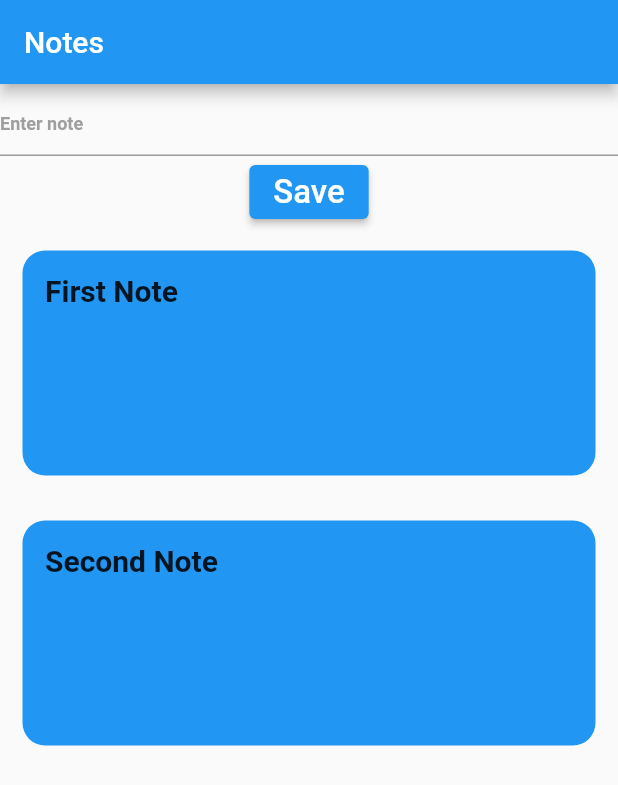
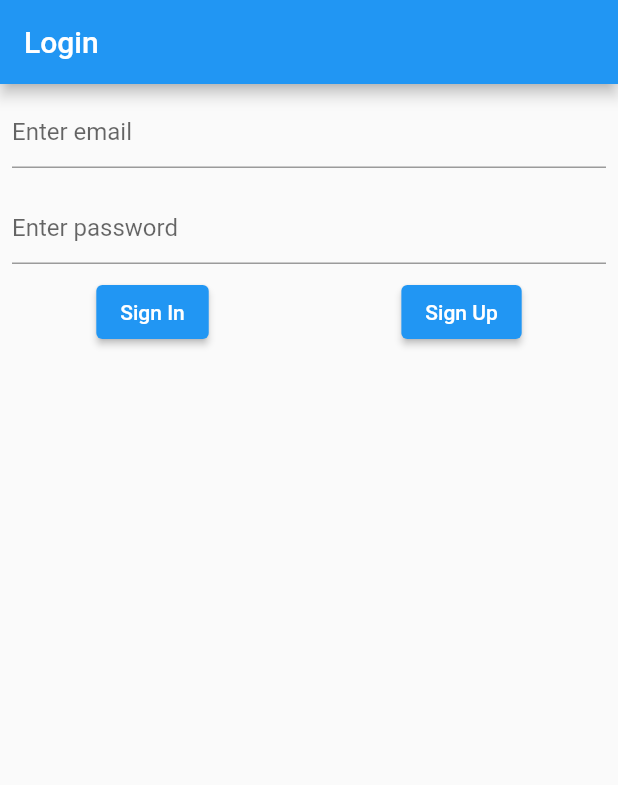
Before and after one commit to Alchemist20/flutter_notes_app, a Flutter app: the screen it shows after launch, on a phone screen of 412 x 824 dp. Shown: the top 785 px of the screen. Run offline on Flutter 3.47's test engine with Material 2 defaults, Android fonts, the phone set to English and light mode, and no system bars; our stand-ins replace firebase_auth, firebase_core, flutter_hooks, flutter_riverpod, hooks_riverpod; accounts and stored records are empty.

Commit message:
implemented firebase and added login screen

```diff
--- a/lib/main.dart
+++ b/lib/main.dart
@@ -1,8 +1,11 @@
 import 'package:flutter/material.dart';
+import 'package:flutter_notes/screens/login_screen.dart';
 import 'package:flutter_riverpod/flutter_riverpod.dart';
-import 'package:flutter_notes/screens/home.dart';
+import 'package:firebase_core/firebase_core.dart';
 
-void main() {
+void main() async {
+  WidgetsFlutterBinding.ensureInitialized();
+  await Firebase.initializeApp();
   runApp(MyApp());
 }
 
@@ -16,7 +19,7 @@ class MyApp extends StatelessWidget {
             primarySwatch: Colors.blue,
             visualDensity: VisualDensity.adaptivePlatformDensity,
           ),
-          home: Home()),
+          home: LoginScreen()),
     );
   }
 }
--- /dev/null
+++ b/lib/screens/login_screen.dart
@@ -0,0 +1,71 @@
+import 'package:flutter/material.dart';
+import 'package:firebase_auth/firebase_auth.dart';
+import 'package:flutter_notes/screens/registration_screen.dart';
+import 'home_screen.dart';
+
+class LoginScreen extends StatefulWidget {
+  @override
+  _LoginScreenState createState() => _LoginScreenState();
+}
+
+class _LoginScreenState extends State<LoginScreen> {
+  String _email, _password;
+  final auth = FirebaseAuth.instance;
+  @override
+  Widget build(BuildContext context) {
+    return Scaffold(
+      appBar: AppBar(
+        title: Text('Login'),
+      ),
+      body: Column(
+        children: [
+          Padding(
+            padding: const EdgeInsets.all(8.0),
+            child: TextField(
+              keyboardType: TextInputType.emailAddress,
+              decoration: InputDecoration(hintText: 'Enter email'),
+              onChanged: (value) {
+                setState(() {
+                  _email = value.trim();
+                });
+              },
+            ),
+          ),
+          Padding(
+            padding: const EdgeInsets.all(8.0),
+            child: TextField(
+              obscureText: true,
+              decoration: InputDecoration(hintText: 'Enter password'),
+              onChanged: (value) {
+                setState(() {
+                  _password = value.trim();
+                });
+              },
+            ),
+          ),
+          Row(
+            mainAxisAlignment: MainAxisAlignment.spaceAround,
+            children: [
+              ElevatedButton(
+                  onPressed: () {
+                    auth.signInWithEmailAndPassword(
+                        email: _email, password: _password);
+                    Navigator.of(context).pushReplacement(
+                        MaterialPageRoute(builder: (context) => Home()));
+                  },
+                  child: Text('Sign In')),
+              ElevatedButton(
+                  onPressed: () {
+                    auth.createUserWithEmailAndPassword(
+                        email: _email, password: _password);
+                    Navigator.of(context).pushReplacement(MaterialPageRoute(
+                        builder: (context) => Registration()));
+                  },
+                  child: Text('Sign Up'))
+            ],
+          ),
+        ],
+      ),
+    );
+  }
+}
--- a/pubspec.yaml
+++ b/pubspec.yaml
@@ -31,6 +31,9 @@ dependencies:
   # The following adds the Cupertino Icons font to your application.
   # Use with the CupertinoIcons class for iOS style icons.
   cupertino_icons: ^1.0.2
+  firebase_core: ^1.1.1
+  firebase_auth: ^1.1.4
+  cloud_firestore: ^2.2.0
 
 dev_dependencies:
   flutter_test:
```
Also changed, not shown: lib/screens/registration_screen.dart (added, +14 -0 lines), lib/screens/home_screen.dart (renamed from lib/screens/home.dart), pubspec.lock, 3 other files.
